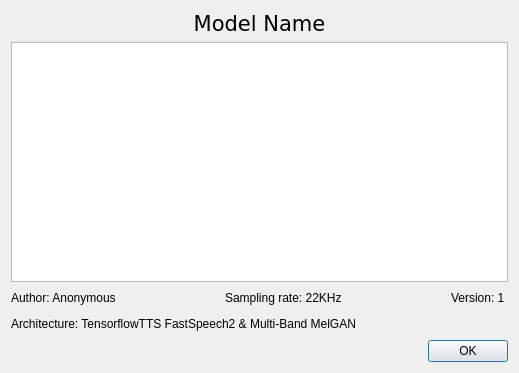
The window that modelinfodlg.ui (ZDisket/TensorVox) describes before a commit, drawn with Qt 5.
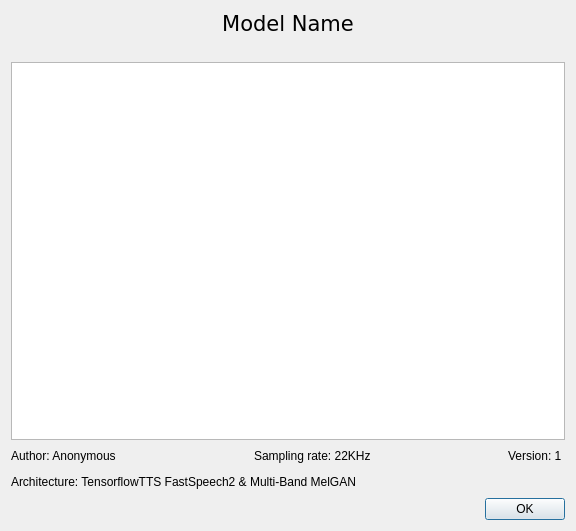
The same window after the commit. Icons and pictures are not drawn.

Patch:
```diff
--- a/modelinfodlg.ui
+++ b/modelinfodlg.ui
@@ -6,8 +6,8 @@
    <rect>
     <x>0</x>
     <y>0</y>
-    <width>519</width>
-    <height>373</height>
+    <width>576</width>
+    <height>531</height>
    </rect>
   </property>
   <property name="windowTitle">
@@ -30,6 +30,32 @@
      </property>
     </widget>
    </item>
+   <item>
+    <layout class="QHBoxLayout" name="horizontalLayout_3">
+     <item>
+      <widget class="QLabel" name="lblImg">
+       <property name="maximumSize">
+        <size>
+         <width>600</width>
+         <height>256</height>
+        </size>
+       </property>
+       <property name="text">
+        <string/>
+       </property>
+       <property name="pixmap">
+        <pixmap resource="stdres.qrc">:/res/noim.png</pixmap>
+       </property>
+       <property name="scaledContents">
+        <bool>true</bool>
+       </property>
+       <property name="alignment">
+        <set>Qt::AlignCenter</set>
+       </property>
+      </widget>
+     </item>
+    </layout>
+   </item>
    <item>
     <widget class="QTextEdit" name="redtModelInfo">
      <property name="font">
```
Left out of the diff: 4 changed lines with no effect on the pictures.
